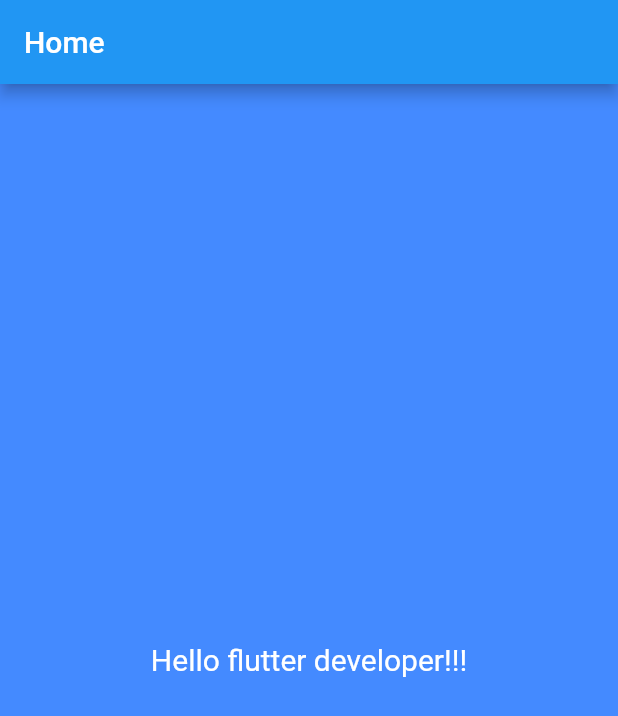
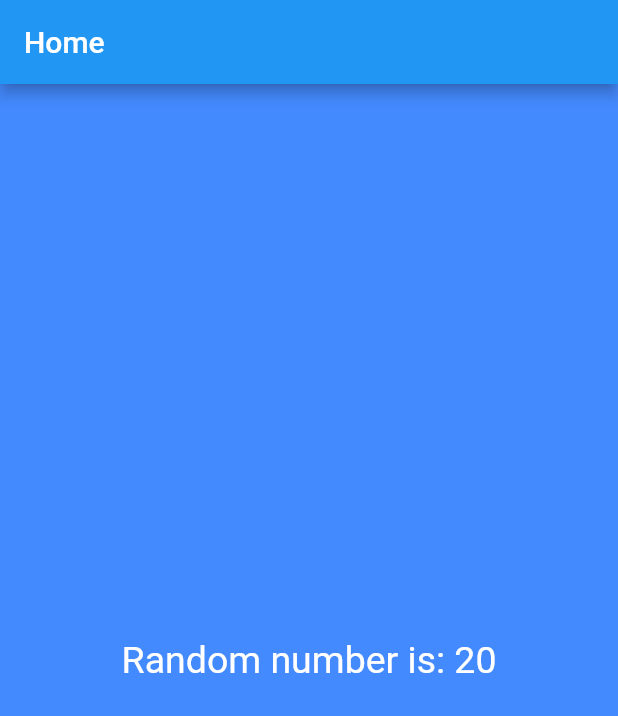
Before and after one commit to dubeyakhilesh/flutter_tutorial, a Flutter app: the screen it shows after launch, on a phone screen of 412 x 824 dp. Shown: the top 716 px of the screen. Run offline on Flutter 3.47's test engine with Material 2 defaults, Android fonts, the phone set to English and light mode, and no system bars.

Commit message:
This is the example of generate a random number

```diff
--- a/lib/main.dart
+++ b/lib/main.dart
@@ -1,25 +1,21 @@
 import 'package:flutter/material.dart';
+import 'package:sec1_ex1/screens/home.dart';
 
-void main() {
-  runApp(MaterialApp(
-    title: "First App",
-    home: Scaffold(
-      appBar: AppBar(
-        title: Text(
-          "Home",
-          style: TextStyle(),
+void main() => runApp(MyApp());
+
+class MyApp extends StatelessWidget {
+  @override
+  Widget build(BuildContext context) {
+    // TODO: implement build
+    return MaterialApp(
+      debugShowCheckedModeBanner: false,
+      title: "Basic Widget",
+      home: Scaffold(
+        appBar: AppBar(
+          title: Text("Home"),
         ),
+        body: Home(),
       ),
-      body: Material(
-        color: Colors.blueAccent,
-        child: Center(
-          child: Text(
-            "Hello flutter developer!!!",
-            textDirection: TextDirection.ltr,
-            style: TextStyle(fontSize: 20.0, color: Colors.white),
-          ),
-        ),
-      ),
-    ),
-  ));
+    );
+  }
 }
--- /dev/null
+++ b/lib/screens/home.dart
@@ -0,0 +1,33 @@
+import 'dart:math';
+
+import 'package:flutter/material.dart';
+
+class Home extends StatelessWidget {
+  @override
+  Widget build(BuildContext context) {
+    // TODO: implement build
+    return Material(
+      color: Colors.blueAccent,
+      child: Center(
+        child: Text(
+          generateRandomNumber(),
+          textDirection: TextDirection.ltr,
+          style: TextStyle(
+            color: Colors.white,
+            fontSize: 25.0,
+          ),
+        ),
+      ),
+    );
+  }
+
+  /*
+  * Random number generator method
+  * */
+
+  String generateRandomNumber() {
+    var random = Random();
+    var number = random.nextInt(100);
+    return "Random number is: $number";
+  }
+}
```
